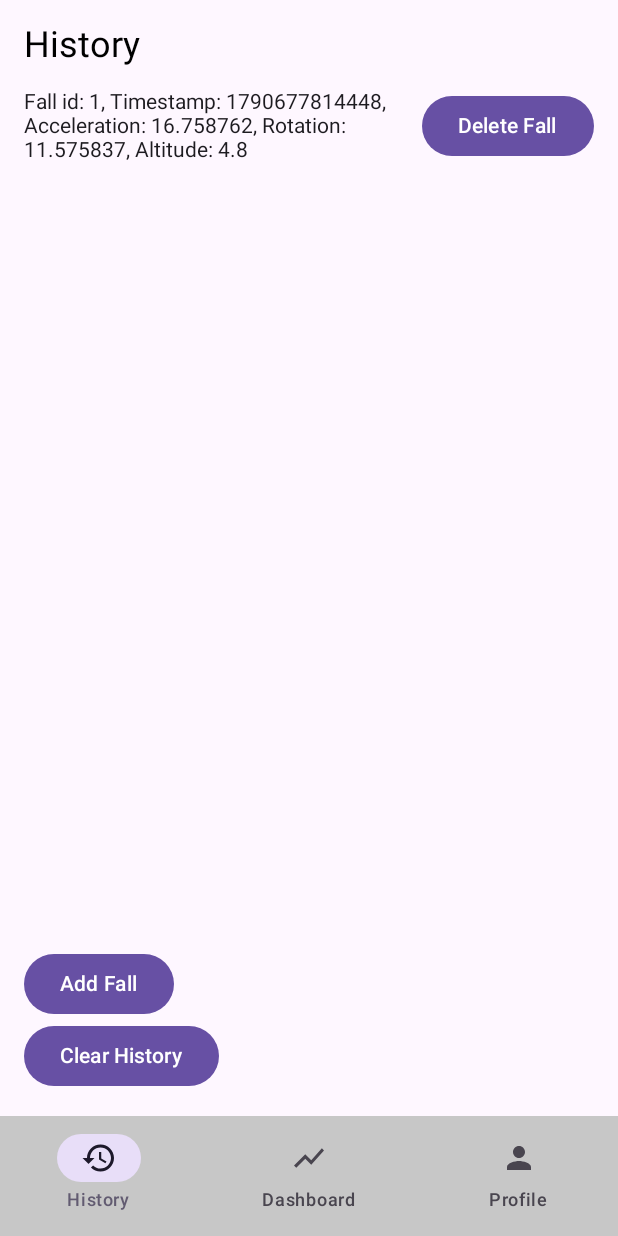
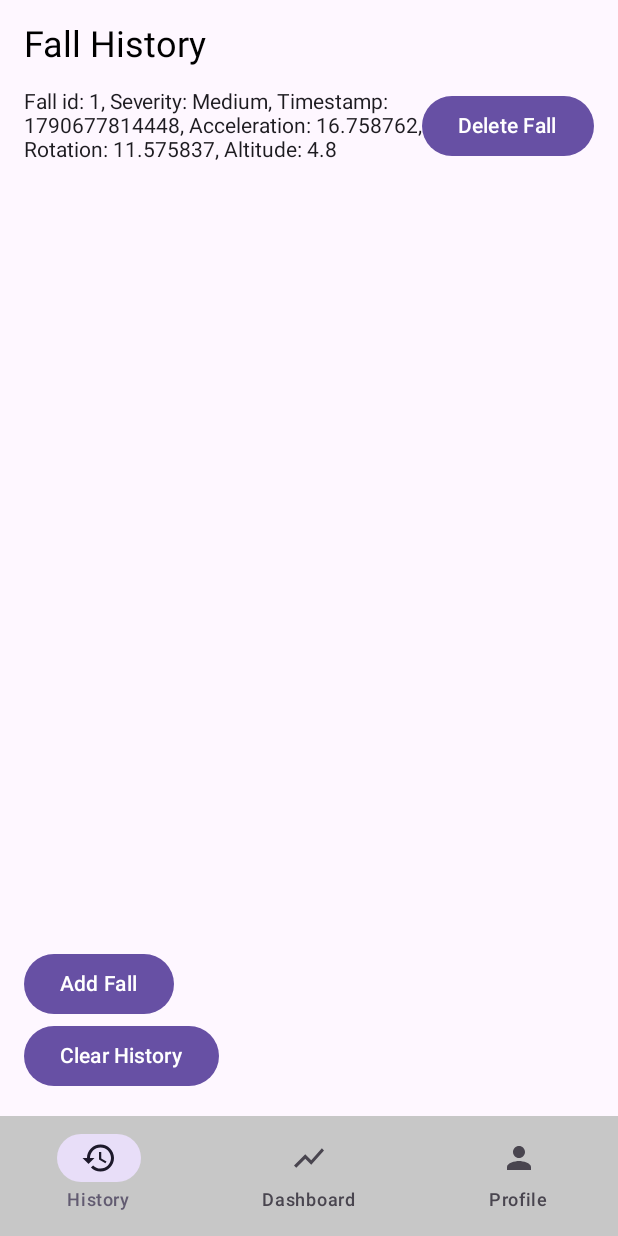
Before and after one commit to jath2025/Twitchy-Project, an Android app built with Jetpack Compose: the screen it shows after launch (MainActivity), after a tap on "Add Fall", on a phone screen of 412 x 824 dp. Run offline under Robolectric (Android 15) with nearby library versions, the phone set to English and light mode, and no system bars.

Commit message:
Add new file FallLogic for functions: addFall and fallSeverity

```diff
--- /dev/null
+++ b/app/src/main/java/com/jath/twitchy/data/FallLogic.kt
@@ -0,0 +1,26 @@
+package com.jath.twitchy.data
+
+import com.jath.twitchy.data.mock.MockDataSource
+import kotlinx.coroutines.flow.first
+
+private val dataSource = MockDataSource()
+
+suspend fun addFall(repo: HistoryRepository) {
+    val data = dataSource.getMockData().first()
+    repo.createHistoryItem(
+        data.timestamp.toString(),
+        data.totalAcceleration(),
+        data.totalRotation(),
+        data.altitude
+    )
+}
+
+fun fallSeverity(acceleration: Float): String {
+    if (acceleration >= 30f) {
+        return "High"
+    } else if (acceleration >= 15f) {
+        return "Medium"
+    } else {
+        return "Low"
+    }
+}
--- a/app/src/main/java/com/jath/twitchy/ui/history/HistoryScreen.kt
+++ b/app/src/main/java/com/jath/twitchy/ui/history/HistoryScreen.kt
@@ -11,7 +11,6 @@ import androidx.compose.foundation.lazy.LazyColumn
 import androidx.compose.material3.Button
 import androidx.compose.runtime.Composable
 import androidx.compose.material3.Text
-import androidx.compose.runtime.remember
 import androidx.compose.runtime.rememberCoroutineScope
 import androidx.compose.ui.Modifier
 import androidx.compose.ui.graphics.Color
@@ -19,8 +18,8 @@ import androidx.compose.ui.text.font.FontFamily
 import androidx.compose.ui.unit.dp
 import androidx.compose.ui.unit.sp
 import com.jath.twitchy.data.HistoryRepository
-import com.jath.twitchy.data.mock.MockDataSource
-import kotlinx.coroutines.flow.first
+import com.jath.twitchy.data.addFall
+import com.jath.twitchy.data.fallSeverity
 import kotlinx.coroutines.launch
 
 // The Android Developers documentation was used for the
@@ -32,7 +31,6 @@ fun HistoryScreen(
     repo: HistoryRepository
 ) {
     val items = repo.getHistoryItems()
-    val dataSource = remember { MockDataSource() }
     val scope = rememberCoroutineScope()
 
     Column(
@@ -41,7 +39,7 @@ fun HistoryScreen(
             .padding(16.dp)
     ) {
         Text(
-            text = "History",
+            text = "Fall History",
             fontSize = 24.sp,
             fontFamily = FontFamily.SansSerif,
             color = Color.Black
@@ -65,6 +63,7 @@ fun HistoryScreen(
 
                     Text(
                         "Fall id: ${item.id}, " +
+                        "Severity: ${fallSeverity(item.acceleration)}, " +
                         "Timestamp: ${item.timestamp}, " +
                         "Acceleration: ${item.acceleration}, " +
                         "Rotation: ${item.rotation}, " +
@@ -78,18 +77,11 @@ fun HistoryScreen(
             }
         }
     }
-
         Spacer(modifier = Modifier.height(16.dp))
 
         Button(onClick = {
             scope.launch {
-                val data = dataSource.getMockData().first()
-                repo.createHistoryItem(
-                    data.timestamp.toString(),
-                    data.totalAcceleration(),
-                    data.totalRotation(),
-                    data.altitude
-                )
+                addFall(repo)
             }
         }) {
             Text("Add Fall")
```
